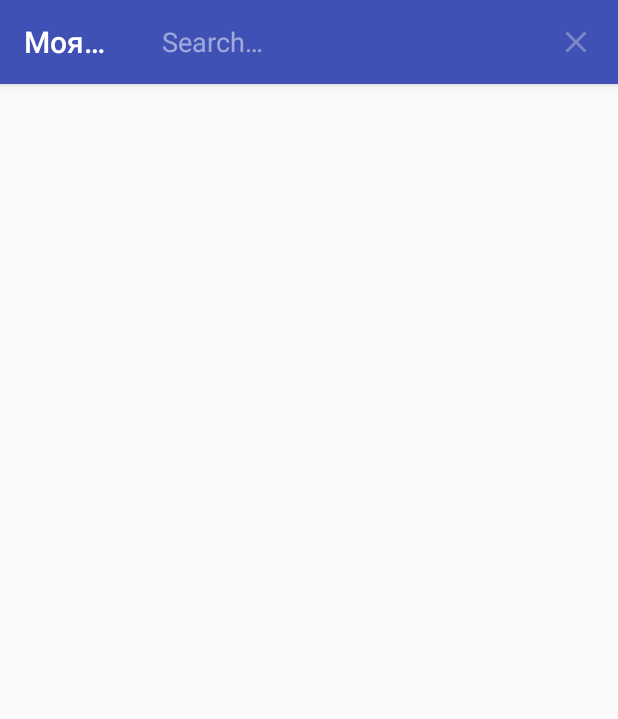
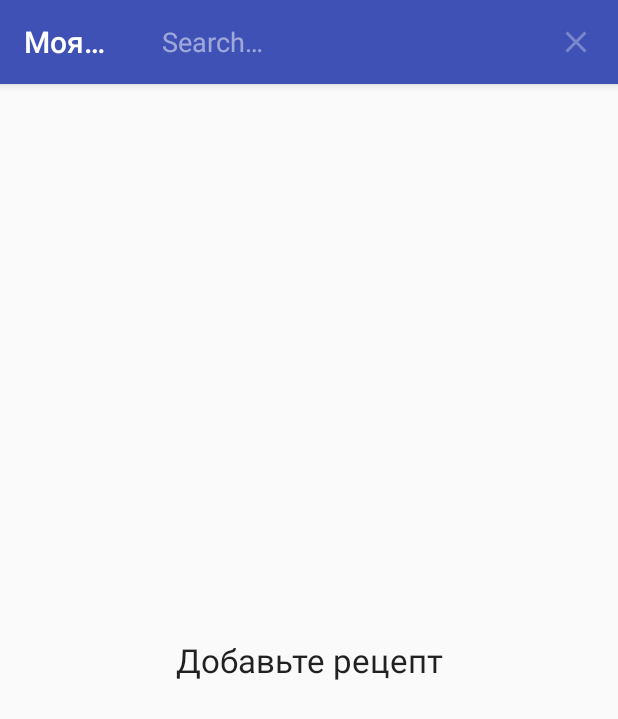
Before and after one commit to RomanTuras/MyCookBook, an Android app: the fragment FragListRecipe shown on its own in the app's theme, after a tap on "Search", on a phone screen of 412 x 824 dp. Shown: the top 719 px of the screen. Run offline under Robolectric (Android 15) with nearby library versions, the phone set to English and light mode, and no system bars; libraries missing offline, so code that uses them is left out: com.github.clans.fab; 4 statements that could not run were skipped.

```diff
--- a/app/src/main/java/ua/com/spacetv/mycookbook/FragListRecipe.java
+++ b/app/src/main/java/ua/com/spacetv/mycookbook/FragListRecipe.java
@@ -36,6 +36,7 @@ import android.view.View;
 import android.view.ViewGroup;
 import android.widget.AdapterView;
 import android.widget.ListView;
+import android.widget.TextView;
 
 import java.util.ArrayList;
 
@@ -58,10 +59,11 @@ public class FragListRecipe extends Fragment implements StaticFields,
     private static OnFragmentEventsListener onFragmentEventsListener;
     public static DataBaseHelper dataBaseHelper;
     public static SQLiteDatabase database;
-    private ContentValues contentValues;
     private static ListView listView;
     private static View view;
     public static ArrayList<ListData> adapter;
+    private static TextView text_empty_text_list_recipe;
+    private ContentValues contentValues;
     private static String nameForAction;
     private static int idItem;
     private static int fav; // key, added recipe in favorite list
@@ -91,6 +93,7 @@ public class FragListRecipe extends Fragment implements StaticFields,
                              Bundle saveInstanceState) {
         View view = inflater.inflate(R.layout.frag_list_recipe, null);
         listView = (ListView) view.findViewById(R.id.listRecipe);
+        text_empty_text_list_recipe = (TextView) view.findViewById(R.id.text_empty_text_list_recipe);
         database = dataBaseHelper.getWritableDatabase();
         fragmentManager = getFragmentManager();
         FragListRecipe.view = view;
@@ -100,15 +103,24 @@ public class FragListRecipe extends Fragment implements StaticFields,
     public void showListRecipe() {
         if(startupMode == MODE_RECIPE_FROM_CATEGORY) {
             adapter = new PrepareListRecipes(context, idParentItem).getFilledAdapter();
+            if(adapter.size() == 0){
+                text_empty_text_list_recipe.setText(R.string.text_add_recipe);
+            }
             MainActivity.overrideActionBar(R.string.app_name, 0);
             MainActivity.showFloatButtonListRecipe();
         }else if(startupMode == MODE_FAVORITE_RECIPE){
             MainActivity.overrideActionBar(R.string.app_name, R.string.text_list_favorite_recipe);
             adapter = new PrepareListRecipes(context).getFilledAdapter();
+            if(adapter.size() == 0){
+                text_empty_text_list_recipe.setText(R.string.text_favorite_not_found);
+            }
             MainActivity.hideAllFloatButtons();
         }else if(startupMode == MODE_SEARCH_RESULT){
             MainActivity.overrideActionBar(R.string.app_name, R.string.text_list_search_result);
             adapter = new PrepareListRecipes(context, searchString).getFilledAdapter();
+            if(adapter.size() == 0){
+                text_empty_text_list_recipe.setText(R.string.text_search_not_found);
+            }
             MainActivity.hideAllFloatButtons();
         }
         ListAdapter listAdapter = new ListAdapter(context, adapter);
@@ -121,7 +133,6 @@ public class FragListRecipe extends Fragment implements StaticFields,
 
     @Override
     public void onCreateOptionsMenu(Menu menu, MenuInflater inflater){
-        Log.d("TG", "onCreateOptionsMenu");
         menu.clear();
         if(startupMode == MODE_RECIPE_FROM_CATEGORY) inflater.inflate(R.menu.main, menu);
     }
@@ -145,7 +156,6 @@ public class FragListRecipe extends Fragment implements StaticFields,
     @Override
     public void onPause(){
         super.onPause();
-
     }
 
     @Override
@@ -283,7 +293,6 @@ public class FragListRecipe extends Fragment implements StaticFields,
     }
 
     private void makeSnackbar(String text){
-        Log.d("TG", "Frag List Recipe : makeSnackbar ");
         Snackbar.make(view, text, Snackbar.LENGTH_LONG).setAction("Action", null).show();
     }
 }
--- a/app/src/main/java/ua/com/spacetv/mycookbook/FragSubCategory.java
+++ b/app/src/main/java/ua/com/spacetv/mycookbook/FragSubCategory.java
@@ -34,6 +34,7 @@ import android.view.View;
 import android.view.ViewGroup;
 import android.widget.AdapterView;
 import android.widget.ListView;
+import android.widget.TextView;
 
 import java.util.ArrayList;
 
@@ -55,10 +56,11 @@ public class FragSubCategory extends Fragment implements StaticFields,
     private static OnFragmentEventsListener onFragmentEventsListener;
     public static DataBaseHelper dataBaseHelper;
     public static SQLiteDatabase database;
-    private ContentValues contentValues;
     private static ListView listView;
     private static View view;
     public static ArrayList<ListData> adapter;
+    private ContentValues contentValues;
+    private static TextView text_empty_text_subcategory;
     private static String nameForAction;
     public static int idItem; //id sub category
     private static int fav;
@@ -90,6 +92,7 @@ public class FragSubCategory extends Fragment implements StaticFields,
                              Bundle saveInstanceState) {
         View view = inflater.inflate(R.layout.frag_sub_category, null);
         listView = (ListView) view.findViewById(R.id.listSubCategory);
+        text_empty_text_subcategory = (TextView) view.findViewById(R.id.text_empty_text_subcategory);
         database = dataBaseHelper.getWritableDatabase();
         fragmentManager = getFragmentManager();
         FragSubCategory.view = view;
@@ -100,6 +103,7 @@ public class FragSubCategory extends Fragment implements StaticFields,
         adapter = new ArrayList<>();
         subCategoryInList();
         recipeInList();
+        if(adapter.size() == 0) text_empty_text_subcategory.setText(R.string.text_add_folder_or_recipe);
         ListAdapter listAdapter = new ListAdapter(context, adapter);
         listView.setAdapter(listAdapter);
         registerForContextMenu(listView);
--- a/app/src/main/java/ua/com/spacetv/mycookbook/FragTopCategory.java
+++ b/app/src/main/java/ua/com/spacetv/mycookbook/FragTopCategory.java
@@ -34,6 +34,7 @@ import android.view.View;
 import android.view.ViewGroup;
 import android.widget.AdapterView;
 import android.widget.ListView;
+import android.widget.TextView;
 
 import java.util.ArrayList;
 
@@ -58,6 +59,7 @@ public class FragTopCategory extends Fragment implements StaticFields,
     private static ListView listView;
     private static ArrayList<ListData> adapter;
     private static View view;
+    private static TextView text_empty_text_topcategory;
     private static String nameForAction;
     public static int  idParentCategory;
     private static OnFragmentEventsListener onFragmentEventsListener;
@@ -83,6 +85,7 @@ public class FragTopCategory extends Fragment implements StaticFields,
                              Bundle saveInstanceState) {
         View view = inflater.inflate(R.layout.frag_top_category, null);
         listView = (ListView) view.findViewById(R.id.listTopCategory);
+        text_empty_text_topcategory = (TextView) view.findViewById(R.id.text_empty_text_topcategory);
         fragmentManager = getFragmentManager();
         database = dataBaseHelper.getWritableDatabase();
         FragTopCategory.view = view;
@@ -92,6 +95,8 @@ public class FragTopCategory extends Fragment implements StaticFields,
     private void showAllCategory() {
         adapter = new ArrayList<>();
         categoryInList();
+        if(adapter.size() == 0) text_empty_text_topcategory
+                .setText(R.string.text_add_folder_top_category);
         ListAdapter listAdapter = new ListAdapter(context, adapter);
         listView.setAdapter(listAdapter);
         registerForContextMenu(listView);
--- a/app/src/main/res/layout/frag_list_recipe.xml
+++ b/app/src/main/res/layout/frag_list_recipe.xml
@@ -1,12 +1,21 @@
 <?xml version="1.0" encoding="utf-8"?>
-<RelativeLayout xmlns:android="http://schemas.android.com/apk/res/android"
+<FrameLayout xmlns:android="http://schemas.android.com/apk/res/android"
     android:layout_width="match_parent"
     android:layout_height="match_parent"
     android:orientation="vertical">
 
 
+    <TextView
+        android:layout_width="match_parent"
+        android:layout_height="match_parent"
+        android:textAppearance="?android:attr/textAppearanceLarge"
+        android:id="@+id/text_empty_text_list_recipe"
+        android:gravity="center_vertical|center_horizontal"
+        android:padding="16dp" />
+
     <ListView
-        android:layout_width="wrap_content"
+        android:layout_width="match_parent"
         android:layout_height="wrap_content"
         android:id="@+id/listRecipe" />
-</RelativeLayout>
+
+</FrameLayout>
--- a/app/src/main/res/values/strings.xml
+++ b/app/src/main/res/values/strings.xml
@@ -45,6 +45,17 @@
     <string name="text_recipe_review">Описание рецепта:</string>
     <string name="text_recipe_no_title">Рецепт без названия</string>
     <string name="text_recipe_no_text">Добавьте описание рецепта</string>
+    <string name="text_add_recipe">Добавьте рецепт</string>
+    <string name="text_favorite_not_found">Любимых рецептов не найдено</string>
+    <string name="text_search_not_found">По Вашему запросу ничего не найдено</string>
+
+    <!--FragSubcategory-->
+    <string name="text_add_folder_or_recipe">Добавьте папку или рецепт</string>
+
+    <!--FragTopCategory-->
+    <string name="text_add_folder_top_category">
+        Добавьте папку для рецептов, например \'Первые блюда\'
+    </string>
 
     <!-- Subtitle fo action bar -->
     <string name="text_list_favorite_recipe">Любимые рецепты:</string>
```
Also changed, not shown: app/src/main/java/ua/com/spacetv/mycookbook/FragTextRecipe.java (+4 -5 lines), app/src/main/java/ua/com/spacetv/mycookbook/helpers/PrepareListRecipes.java (+66 -52 lines), app/src/main/res/layout/frag_sub_category.xml (+8 -1 lines), app/src/main/res/layout/frag_top_category.xml (+8 -1 lines).
